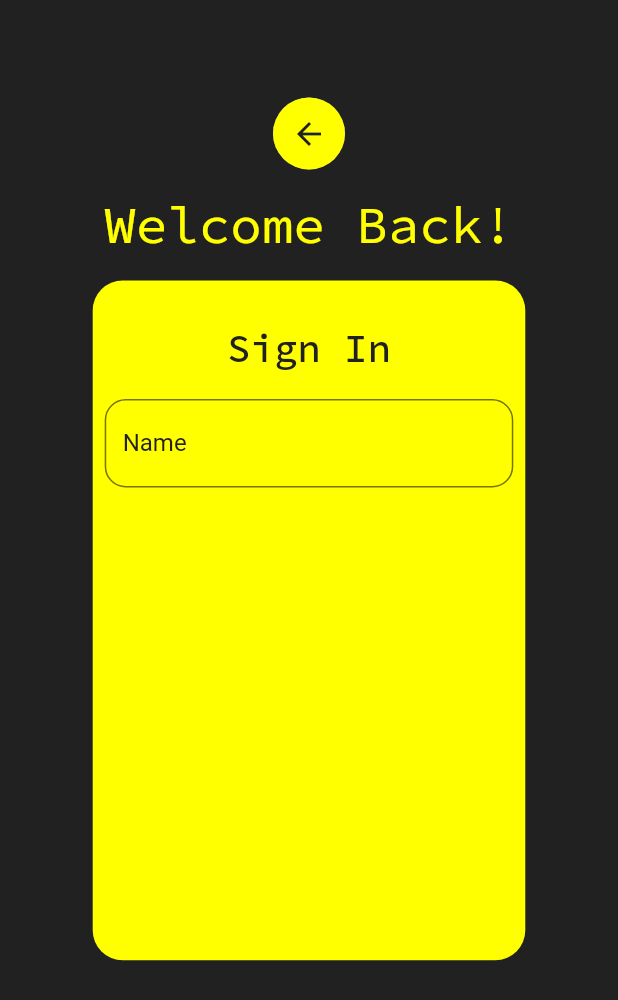
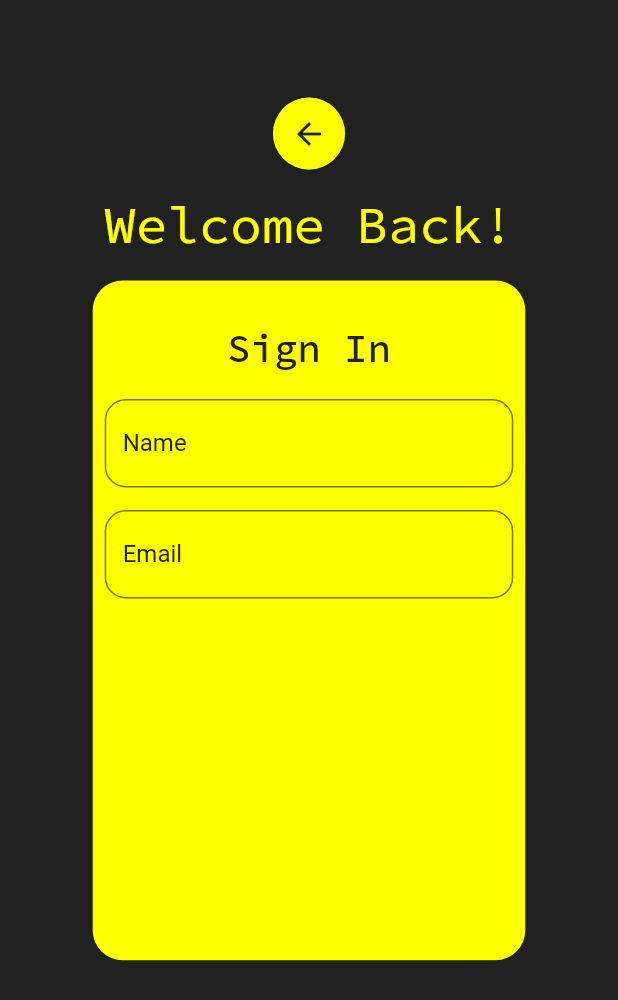
Before and after one commit to fareezatariq/LoginPageUI, a Flutter app: the screen it shows after launch, on a phone screen of 412 x 824 dp. Shown: the top 1000 px of the screen. Run offline on Flutter 3.47's test engine with Material 2 defaults, Android fonts, the phone set to English and light mode, and no system bars; our stand-ins replace flutter_spinkit, font_awesome_flutter, google_fonts.

Commit message:
email field completed

```diff
--- a/lib/signuppage.dart
+++ b/lib/signuppage.dart
@@ -137,6 +137,51 @@ class _SignupPageState extends State<SignupPage> {
                           }
                           return null;
                         },
+                      ),),
+                      Padding(
+                          padding: EdgeInsets.only(top: 15, left: 8, right: 8),
+                      child: TextFormField(
+                        cursorColor: Colors.grey[900],
+                        style: TextStyle(
+                          color: Colors.grey[900]
+                        ),
+                        decoration: InputDecoration(
+                          hintText: 'Email',
+                          hintStyle: TextStyle(
+                            color: Colors.grey[900],
+                              fontWeight: FontWeight.w400,
+                              letterSpacing: 1.5,
+                              fontSize: 16
+                          ),
+                          labelText: 'Email',
+                          labelStyle: TextStyle(
+                            color: Colors.grey[900],
+                          ),
+                          enabledBorder: OutlineInputBorder(
+                            borderRadius: BorderRadius.circular(14),
+                            borderSide: BorderSide(
+                              color: Colors.black54
+                            ),
+                          ),
+                          focusedBorder: OutlineInputBorder(
+                            borderSide: BorderSide(
+                              color: Colors.black54
+                            ),
+                            borderRadius: BorderRadius.circular(14),
+                          ),
+                        ),
+                        onChanged: (value){
+                          setState(() {
+                            email=value;
+                          });
+                        },
+                        validator: (value){
+                          bool emailValid= RegExp(r"^[a-zA-Z0-9.a-zA-Z0-9.!#$%&'*+-/=?^_`{|}~]+@[a-zA-Z0-9]+\.[a-zA-Z]+").hasMatch(value!);
+                          if(value!.isEmpty || value.length<4 || !emailValid ){
+                            return 'Please enter correct value';
+                          }
+                          return null;
+                        },
                       ),)
                     ],
                   ),
```
